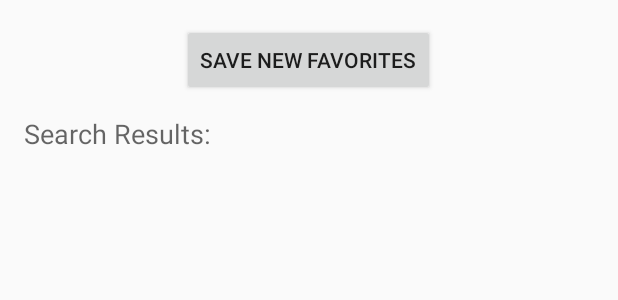
After one commit to chenjr95/Google-CodeU, an Android app: the layout activity_search.xml on its own in the app's theme, with its tools: preview values and no code run, on a phone screen of 412 x 824 dp. The commit adds this screen. Shown: the top 300 px of the screen. Run offline under Robolectric (Android 15) with nearby library versions, the light colour scheme and no system bars.

Commit message:
working on searching functionality

```diff
--- a/RecipeFinder/app/src/main/AndroidManifest.xml
+++ b/RecipeFinder/app/src/main/AndroidManifest.xml
@@ -29,6 +29,10 @@
             android:name=".RecipeActivity"
             android:label="@string/title_activity_recipe" >
         </activity>
+        <activity
+            android:name=".SearchActivity"
+            android:label="@string/title_activity_search" >
+        </activity>
     </application>
 
 </manifest>
--- a/RecipeFinder/app/src/main/java/com/example/android/recipefinder/LoginActivity.java
+++ b/RecipeFinder/app/src/main/java/com/example/android/recipefinder/LoginActivity.java
@@ -50,6 +50,7 @@ public class LoginActivity extends Activity{
     private static final Integer LOGIN_SUCCESS = 2;
 
     public static String favorites = "";
+    public static ParseObject user = null;
 
     /**
      * Keep track of the login task to ensure we can cancel it if requested.
@@ -251,7 +252,6 @@ public class LoginActivity extends Activity{
         @Override
         protected void onPostExecute(final Integer success) {
             mAuthTask = null;
-            List<ParseObject> queriedTrainees = null;
             if (success.equals(LOGIN_SUCCESS)) {
                 EditText usernameField = (EditText) findViewById(R.id.username);
                 EditText passwordField = (EditText) findViewById(R.id.password);
@@ -259,6 +259,7 @@ public class LoginActivity extends Activity{
                 passwordField.setText("");
 
                 LoginActivity.favorites = users.get(0).getString("Favorites");
+                LoginActivity.user = users.get(0);
 
                 Intent i = new Intent(loginActivity, HomeActivity.class);
                 startActivity(i);
--- /dev/null
+++ b/RecipeFinder/app/src/main/res/layout/activity_search.xml
@@ -0,0 +1,46 @@
+<LinearLayout xmlns:android="http://schemas.android.com/apk/res/android"
+    xmlns:tools="http://schemas.android.com/tools" android:layout_width="match_parent"
+    android:layout_height="match_parent" android:paddingLeft="@dimen/activity_horizontal_margin"
+    android:paddingRight="@dimen/activity_horizontal_margin"
+    android:paddingTop="@dimen/activity_vertical_margin"
+    android:paddingBottom="@dimen/activity_vertical_margin"
+    android:gravity="center_horizontal"
+    android:orientation="vertical"
+    tools:context="com.example.android.recipefinder.SearchActivity">
+
+    <Button
+        android:id="@+id/saveFavs"
+        android:layout_width="wrap_content"
+        android:layout_height="wrap_content"
+        android:layout_centerHorizontal="true"
+        android:text="Save New Favorites"
+        android:onClick="save"
+        />
+
+    <LinearLayout
+        android:layout_width="fill_parent"
+        android:layout_height="fill_parent"
+        android:layout_weight="50"
+        android:layout_marginTop="2mm"
+        android:id="@+id/listlayout"
+        android:orientation="vertical">
+
+        <TextView
+            android:layout_width="fill_parent"
+            android:layout_height="wrap_content"
+            android:textAppearance="?android:attr/textAppearanceMedium"
+            android:text="Search Results:"
+            android:id="@+id/textView"
+            android:layout_alignParentStart="true" />
+
+        <ListView
+            android:layout_width="fill_parent"
+            android:id="@+id/recipesList"
+            android:layout_height="fill_parent"
+            android:dividerHeight="5px"
+            android:choiceMode="multipleChoice"
+            android:layout_alignParentStart="true" />
+
+    </LinearLayout>
+
+</LinearLayout>
--- a/RecipeFinder/app/src/main/res/values/strings.xml
+++ b/RecipeFinder/app/src/main/res/values/strings.xml
@@ -8,4 +8,5 @@
     <string name="search_url">http://api.pearson.com:80/kitchen-manager/v1/recipes?name-contains=</string>
     <string name="recipe_url">http://api.pearson.com/kitchen-manager/v1/recipes/</string>
     <string name="image_url">http://api.pearson.com/kitchen-manager/v1/images/full/</string>
+    <string name="title_activity_search">SearchActivity</string>
 </resources>
```
Also changed, not shown: RecipeFinder/app/src/main/java/com/example/android/recipefinder/SearchActivity.java (added, +87 -0 lines), RecipeFinder/app/src/main/res/menu/menu_search.xml (added, +7 -0 lines).
